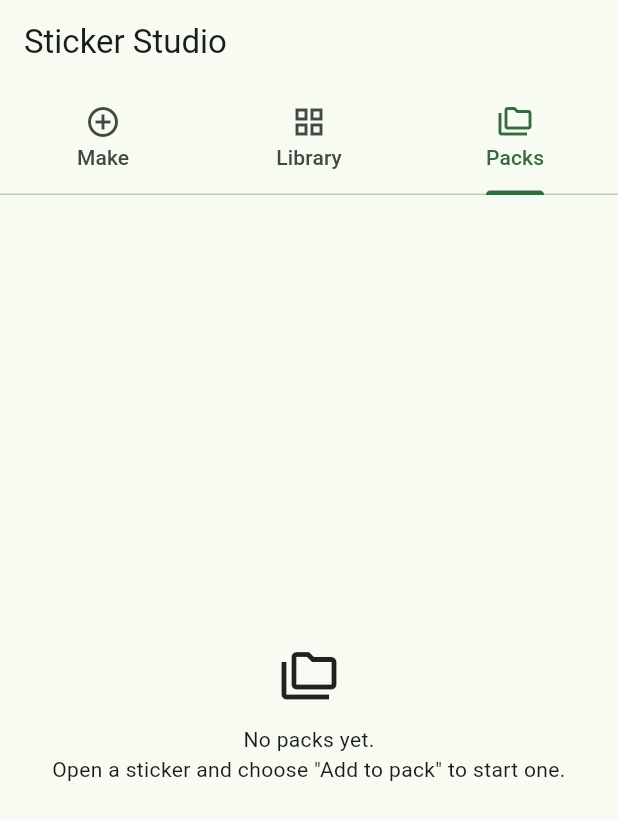
After one commit to Arjun-Avadhanam/whatsapp-sticker-studio, a Flutter app: the screen it shows after launch, tab 3 chosen, on a phone screen of 412 x 824 dp. The commit adds this screen. Shown: the top 820 px of the screen. Run offline on Flutter 3.47's test engine with Material 3 defaults, Android fonts, the light colour scheme and no system bars; our stand-ins replace drift, image_picker, share_plus; missing offline and left inert: ffmpeg_kit_flutter_new_video, google_mlkit_image_labeling, google_mlkit_text_recognition, receive_sharing_intent; accounts and stored records are empty; generated files the repository leaves out were written again.

Commit message:
feat: Packs tab — closes the hole where built packs became unreachable
Before this, a pack was exportable only in the moment right after adding a
sticker to it in the Maker. Close the app and every pack was unreachable, so a
user could build packs they had no way to send — and a pack is the ONLY route
into WhatsApp's sticker tray, which made that a v1 blocker rather than a missing
convenience.

Its own tab, not a corner of the Library, for the same reason: reaching a pack
must not depend on remembering where it is hidden.

Tiles are deliberately NOT labelled animated or static. That is a property the
user never chose and cannot act on, and surfacing it edges toward exposing the
silent promotion rule. They show the tray icon, the name, and the count — with
correct singular/plural, since a one-sticker pack is now the common case.

allPacks() gains the same newest-first ordering and id tiebreak as allStickers(),
for the same reason: createdAt is stored to the second, so packs made in one
sitting would otherwise reorder themselves between rebuilds.

Export reuses confirmAndExportPack, so the mandatory confirmation and all four
outcomes come along unchanged.

```diff
--- a/lib/ui/home_screen.dart
+++ b/lib/ui/home_screen.dart
@@ -3,8 +3,9 @@ import 'package:flutter/material.dart';
 import '../app/dependencies.dart';
 import 'library_screen.dart';
 import 'maker_screen.dart';
+import 'packs_screen.dart';
 
-/// Two tabs: make a sticker, and browse what you have made.
+/// Three tabs: make a sticker, browse what you have made, and send a pack.
 ///
 /// The Scaffold here is load-bearing beyond layout: it supplies the Material
 /// ancestor the Library's InkWell tiles need.
@@ -16,7 +17,7 @@ class HomeScreen extends StatelessWidget {
   @override
   Widget build(BuildContext context) {
     return DefaultTabController(
-      length: 2,
+      length: 3,
       child: Scaffold(
         appBar: AppBar(
           title: const Text('Sticker Studio'),
@@ -24,6 +25,10 @@ class HomeScreen extends StatelessWidget {
             tabs: [
               Tab(icon: Icon(Icons.add_circle_outline), text: 'Make'),
               Tab(icon: Icon(Icons.grid_view_outlined), text: 'Library'),
+              // A tab of its own rather than a corner of the Library: a pack is
+              // the only route into WhatsApp's sticker tray, so reaching one
+              // must not depend on remembering where it is hidden.
+              Tab(icon: Icon(Icons.folder_copy_outlined), text: 'Packs'),
             ],
           ),
         ),
@@ -31,6 +36,7 @@ class HomeScreen extends StatelessWidget {
           children: [
             MakerScreen(dependencies: dependencies),
             LibraryScreen(dependencies: dependencies),
+            PacksScreen(dependencies: dependencies),
           ],
         ),
       ),
--- /dev/null
+++ b/lib/ui/packs_screen.dart
@@ -0,0 +1,138 @@
+import 'dart:io';
+
+import 'package:flutter/material.dart';
+
+import '../app/dependencies.dart';
+import '../models/pack_record.dart';
+import 'export_pack_action.dart';
+
+/// The packs you have built, and the way to send each one to WhatsApp.
+///
+/// **This screen closes a real hole rather than adding a nicety.** Before it, a
+/// pack could only be exported in the moment right after adding a sticker to it
+/// in the Maker — close the app and every pack became unreachable, so a user
+/// could build packs they were unable to send. A pack is also the *only* route
+/// into WhatsApp's sticker tray, which makes that hole a v1 blocker.
+class PacksScreen extends StatefulWidget {
+  const PacksScreen({super.key, required this.dependencies});
+
+  final AppDependencies dependencies;
+
+  @override
+  State<PacksScreen> createState() => _PacksScreenState();
+}
+
+class _PacksScreenState extends State<PacksScreen> {
+  List<PackRecord>? _packs;
+
+  @override
+  void initState() {
+    super.initState();
+    _load();
+  }
+
+  Future<void> _load() async {
+    final packs = await widget.dependencies.store.allPacks();
+    if (mounted) setState(() => _packs = packs);
+  }
+
+  Future<void> _export(PackRecord pack) async {
+    await confirmAndExportPack(
+      context: context,
+      dependencies: widget.dependencies,
+      pack: pack,
+    );
+    // Reload regardless of the outcome: a successful export changes nothing in
+    // the record, but a *failed* one may have been caused by a change made
+    // elsewhere, and showing stale counts next to a rejection is confusing.
+    if (mounted) await _load();
+  }
+
+  @override
+  Widget build(BuildContext context) {
+    final packs = _packs;
+
+    if (packs == null) {
+      return const Center(child: CircularProgressIndicator());
+    }
+    if (packs.isEmpty) return const _NoPacks();
+
+    return ListView.builder(
+      key: const Key('packs-list'),
+      padding: const EdgeInsets.symmetric(vertical: 8),
+      itemCount: packs.length,
+      itemBuilder: (_, i) =>
+          PackTile(pack: packs[i], onExport: () => _export(packs[i])),
+    );
+  }
+}
+
+/// One pack.
+///
+/// Public so widget tests can assert on order by reading the built tiles rather
+/// than inferring it from paint positions.
+class PackTile extends StatelessWidget {
+  const PackTile({super.key, required this.pack, required this.onExport});
+
+  final PackRecord pack;
+  final VoidCallback onExport;
+
+  @override
+  Widget build(BuildContext context) {
+    final ready = canExport(pack);
+
+    return ListTile(
+      leading: SizedBox(
+        width: 48,
+        height: 48,
+        child: Image.file(
+          File(pack.trayIconPath),
+          fit: BoxFit.contain,
+          // Records and files can drift apart; a missing tray icon must not take
+          // the list down.
+          errorBuilder: (_, _, _) => const Icon(Icons.broken_image_outlined),
+        ),
+      ),
+      title: Text(pack.name),
+      // Deliberately not labelled animated or static. That is a property the
+      // user never chose and cannot act on, and surfacing it would edge toward
+      // exposing the promotion rule this design exists to keep invisible.
+      subtitle: Text(ready ? stickerCount(pack) : shortfallLabel(pack)),
+      trailing: FilledButton.tonal(
+        key: Key('export-${pack.id}'),
+        onPressed: ready ? onExport : null,
+        child: const Text('Add to WhatsApp'),
+      ),
+    );
+  }
+}
+
+class _NoPacks extends StatelessWidget {
+  const _NoPacks();
+
+  @override
+  Widget build(BuildContext context) {
+    return Center(
+      key: const Key('packs-empty'),
+      child: Padding(
+        padding: const EdgeInsets.all(32),
+        child: Column(
+          mainAxisSize: MainAxisSize.min,
+          children: [
+            const Icon(Icons.folder_copy_outlined, size: 40),
+            const SizedBox(height: 12),
+            // Names the exact action that creates one. A pack is the only way
+            // into WhatsApp's tray, so "you have no packs" without a route out
+            // of that state would be a dead end.
+            Text(
+              'No packs yet.\n'
+              'Open a sticker and choose "Add to pack" to start one.',
+              textAlign: TextAlign.center,
+              style: Theme.of(context).textTheme.bodyMedium,
+            ),
+          ],
+        ),
+      ),
+    );
+  }
+}
```
Also changed, not shown: lib/library/library_store.dart (+12 -2 lines), 1 other file.
